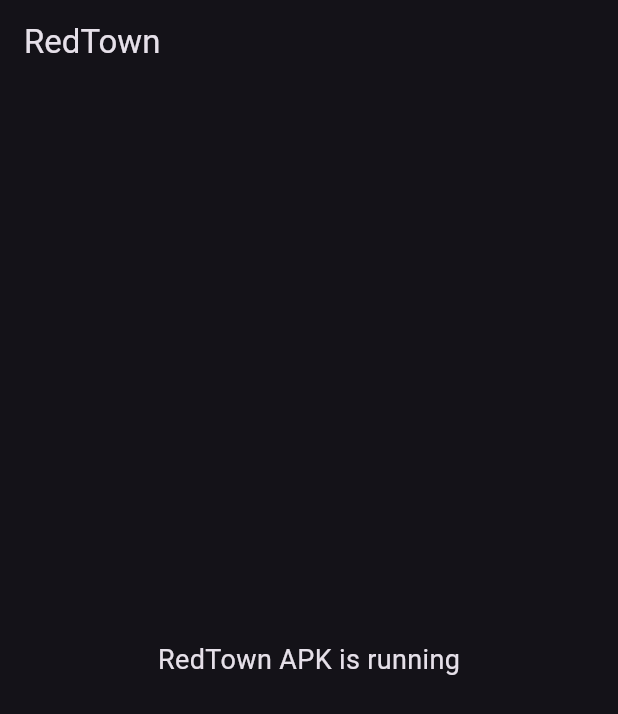
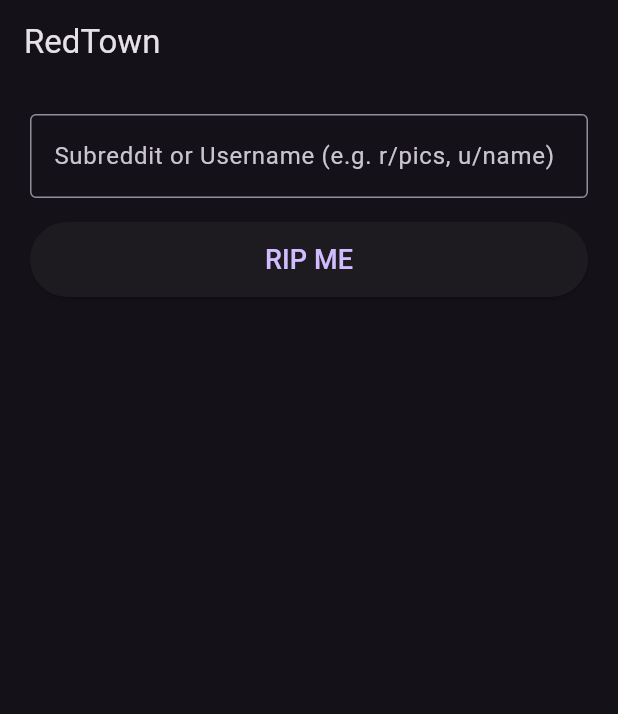
Before and after one commit to millioncolors/redtown-android, a Flutter app: the screen it shows after launch, on a phone screen of 412 x 824 dp. Shown: the top 714 px of the screen. Run offline on Flutter 3.47's test engine with Material 3 defaults, Android fonts, the phone set to English and light mode, and no system bars.

Commit message:
Add Rip Me button to create job.json

```diff
--- a/lib/main.dart
+++ b/lib/main.dart
@@ -1,3 +1,6 @@
+import 'dart:convert';
+import 'dart:io';
+
 import 'package:flutter/material.dart';
 
 void main() {
@@ -18,19 +21,83 @@ class RedTownApp extends StatelessWidget {
   }
 }
 
-class HomeScreen extends StatelessWidget {
+class HomeScreen extends StatefulWidget {
   const HomeScreen({super.key});
+
+  @override
+  State<HomeScreen> createState() => _HomeScreenState();
+}
+
+class _HomeScreenState extends State<HomeScreen> {
+  final TextEditingController _controller = TextEditingController();
+  String _status = '';
+
+  Future<void> _ripMe() async {
+    final input = _controller.text.trim();
+    if (input.isEmpty) {
+      setState(() => _status = 'Please enter a subreddit or username');
+      return;
+    }
+
+    final jobId = 'job_${DateTime.now().millisecondsSinceEpoch}';
+
+    final job = {
+      "job_id": jobId,
+      "target": input,
+      "media": ["images", "videos", "gifs", "albums"],
+      "listing": ["new", "hot", "top", "rising", "controversial"],
+      "time_range": "all",
+      "created_at": DateTime.now().toIso8601String(),
+      "state": "queued"
+    };
+
+    final dir = Directory('/storage/emulated/0/RedTown/jobs');
+    if (!await dir.exists()) {
+      await dir.create(recursive: true);
+    }
+
+    final file = File('${dir.path}/$jobId.json');
+    await file.writeAsString(jsonEncode(job), flush: true);
+
+    setState(() {
+      _status = 'Job created: $jobId';
+      _controller.clear();
+    });
+  }
 
   @override
   Widget build(BuildContext context) {
     return Scaffold(
-      appBar: AppBar(
-        title: const Text("RedTown"),
-      ),
-      body: const Center(
-        child: Text(
-          "RedTown APK is running",
-          style: TextStyle(fontSize: 18),
+      appBar: AppBar(title: const Text('RedTown')),
+      body: Padding(
+        padding: const EdgeInsets.all(20),
+        child: Column(
+          children: [
+            TextField(
+              controller: _controller,
+              decoration: const InputDecoration(
+                labelText: 'Subreddit or Username (e.g. r/pics, u/name)',
+                border: OutlineInputBorder(),
+              ),
+            ),
+            const SizedBox(height: 16),
+            SizedBox(
+              width: double.infinity,
+              height: 50,
+              child: ElevatedButton(
+                onPressed: _ripMe,
+                child: const Text(
+                  'RIP ME',
+                  style: TextStyle(fontSize: 18),
+                ),
+              ),
+            ),
+            const SizedBox(height: 20),
+            Text(
+              _status,
+              style: const TextStyle(color: Colors.greenAccent),
+            ),
+          ],
         ),
       ),
     );
--- a/pubspec.yaml
+++ b/pubspec.yaml
@@ -10,6 +10,7 @@ environment:
 dependencies:
   flutter:
     sdk: flutter
+  path_provider: ^2.1.2
 
 flutter:
   uses-material-design: true
```
